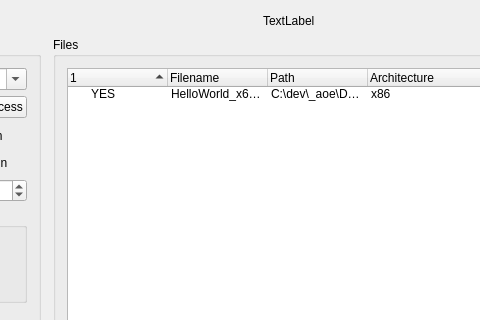
First picture: the form in GH Injector GUI/GuiMain.ui, repository guidedhacking/GH-Injector-GUI, before the edit; both pictures show x 307 to 787 and y 0 to 320 of the 1191 by 626 pixel window.
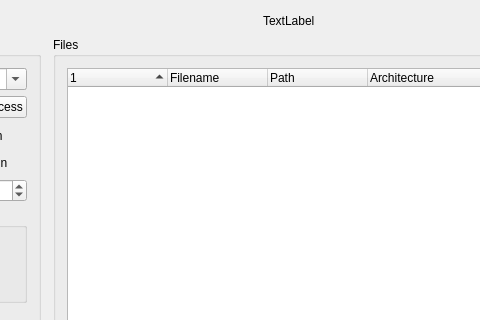
Second picture: the form after the edit. Icons and pictures are not drawn.

```diff
--- a/GH Injector GUI/GuiMain.ui
+++ b/GH Injector GUI/GuiMain.ui
@@ -190,20 +190,6 @@
            <string>Architecture</string>
           </property>
          </column>
-         <item>
-          <property name="text">
-           <string>YES</string>
-          </property>
-          <property name="text">
-           <string>HelloWorld_x64.dll</string>
-          </property>
-          <property name="text">
-           <string>C:\dev\_aoe\Debug\AoE_IMGUI - Kopie.dllxxxxx</string>
-          </property>
-          <property name="text">
-           <string>x86</string>
-          </property>
-         </item>
         </widget>
        </item>
        <item row="2" column="0">
```
